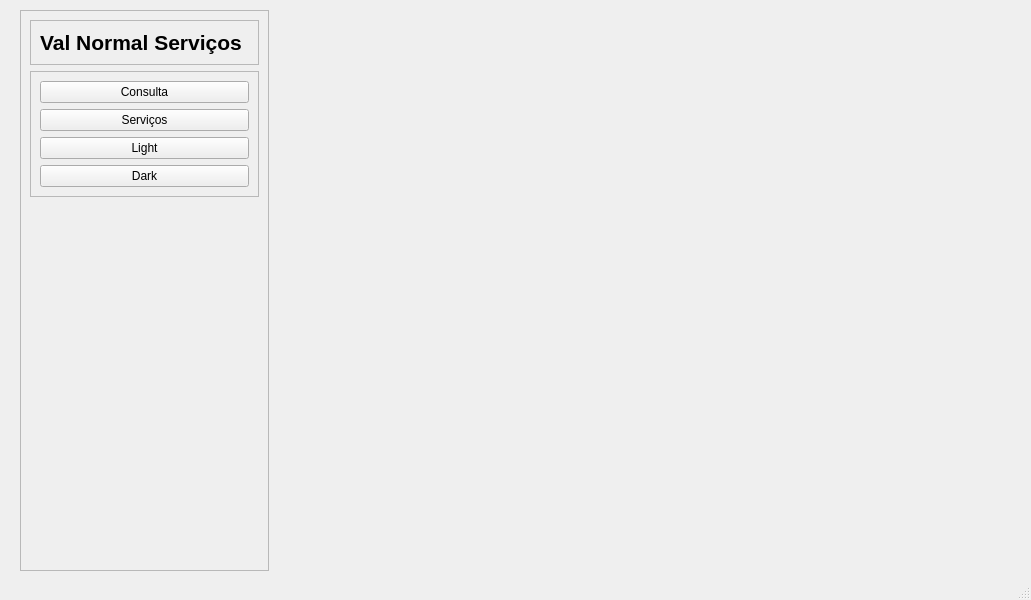
Above: view/main_window.ui from ImperadorFortum/Projeto_integra-o2.0 before the change. Below: the same form after it.
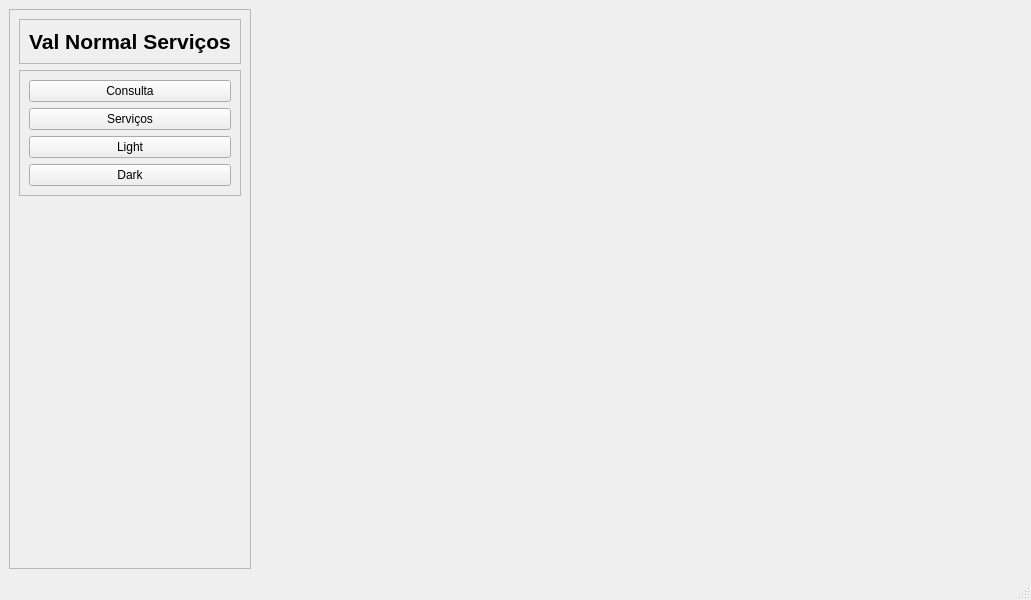
That is the form after the change.

```diff
--- a/view/main_window.ui
+++ b/view/main_window.ui
@@ -14,15 +14,9 @@
    <string>MainWindow</string>
   </property>
   <widget class="QWidget" name="centralwidget">
+   <layout class="QHBoxLayout" name="horizontalLayout">
+    <item>
    <widget class="QFrame" name="frame_3">
-    <property name="geometry">
-     <rect>
-      <x>20</x>
-      <y>10</y>
-      <width>249</width>
-      <height>561</height>
-     </rect>
-    </property>
     <property name="frameShape">
      <enum>QFrame::StyledPanel</enum>
     </property>
@@ -111,18 +105,11 @@
      </item>
     </layout>
    </widget>
-   <widget class="QStackedWidget" name="stackedWidget">
-    <property name="geometry">
-     <rect>
-      <x>370</x>
-      <y>160</y>
-      <width>311</width>
-      <height>211</height>
-     </rect>
-    </property>
-    <widget class="QWidget" name="page"/>
-    <widget class="QWidget" name="page_2"/>
-   </widget>
+    </item>
+    <item>
+     <widget class="QStackedWidget" name="stackedWidget"/>
+    </item>
+   </layout>
   </widget>
   <widget class="QMenuBar" name="menubar">
    <property name="geometry">
```
Lines whose indentation alone changed are shown as unchanged.
